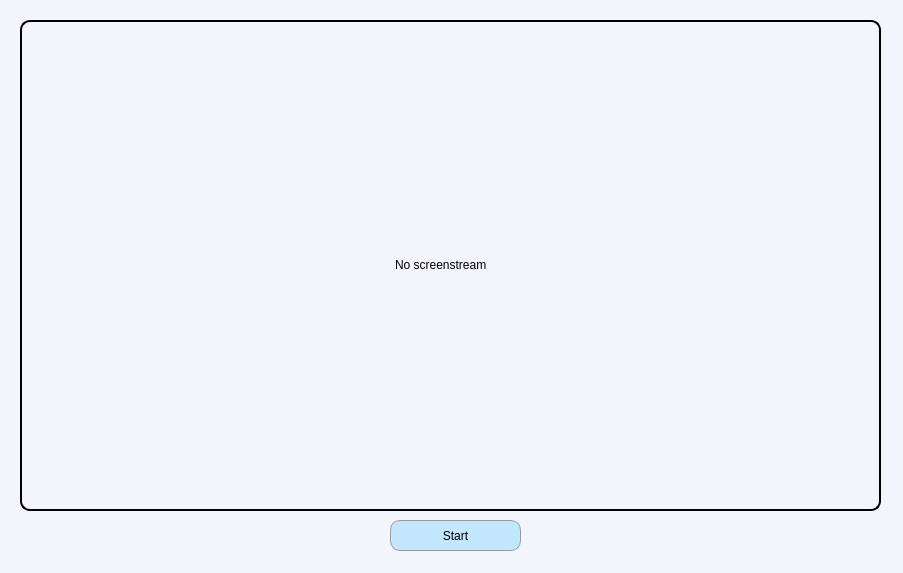
Before: the Qt Designer form screendisplayer.ui in hdkhang6803/PC_Remote_Control, drawn with Qt 5.
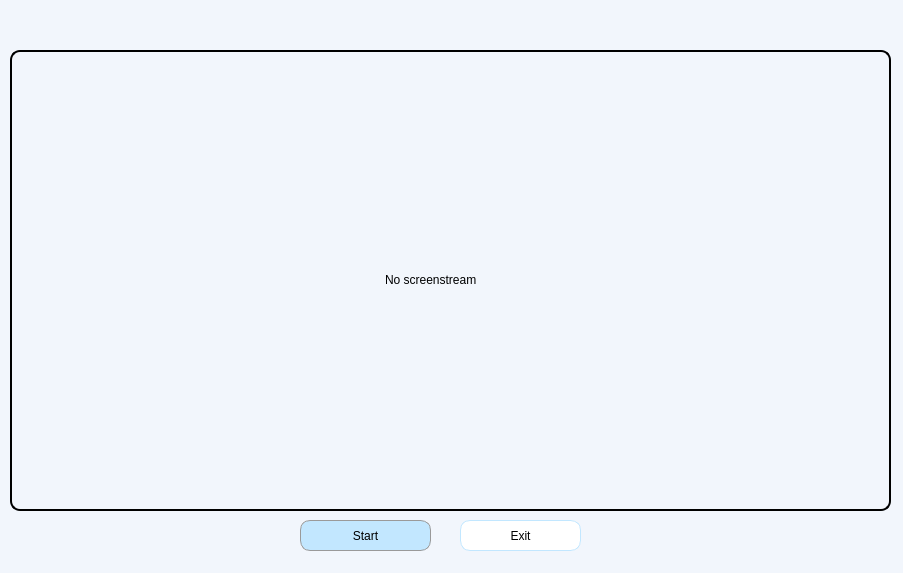
After: the same form once the commit is applied.

Commit message: right before adding exit button

Patch:
```diff
--- a/screendisplayer.ui
+++ b/screendisplayer.ui
@@ -20,10 +20,10 @@
   <widget class="QLabel" name="screenLabel">
    <property name="geometry">
     <rect>
-     <x>20</x>
-     <y>20</y>
-     <width>861</width>
-     <height>491</height>
+     <x>10</x>
+     <y>50</y>
+     <width>881</width>
+     <height>461</height>
     </rect>
    </property>
    <property name="styleSheet">
@@ -44,7 +44,7 @@
   <widget class="QPushButton" name="startButton">
    <property name="geometry">
     <rect>
-     <x>390</x>
+     <x>300</x>
      <y>520</y>
      <width>131</width>
      <height>31</height>
@@ -63,6 +63,26 @@
     <string>Start</string>
    </property>
   </widget>
+  <widget class="QPushButton" name="exitButton">
+   <property name="geometry">
+    <rect>
+     <x>460</x>
+     <y>520</y>
+     <width>121</width>
+     <height>31</height>
+    </rect>
+   </property>
+   <property name="styleSheet">
+    <string notr="true">font: 600 10pt &quot;UTM Avo&quot;;
+border: 1px solid rgb(194, 231, 255);
+background-color: #ffffff;
+border-radius: 10px;
+</string>
+   </property>
+   <property name="text">
+    <string>Exit</string>
+   </property>
+  </widget>
  </widget>
  <resources/>
  <connections/>
```
The commit also changes 26 other files.
